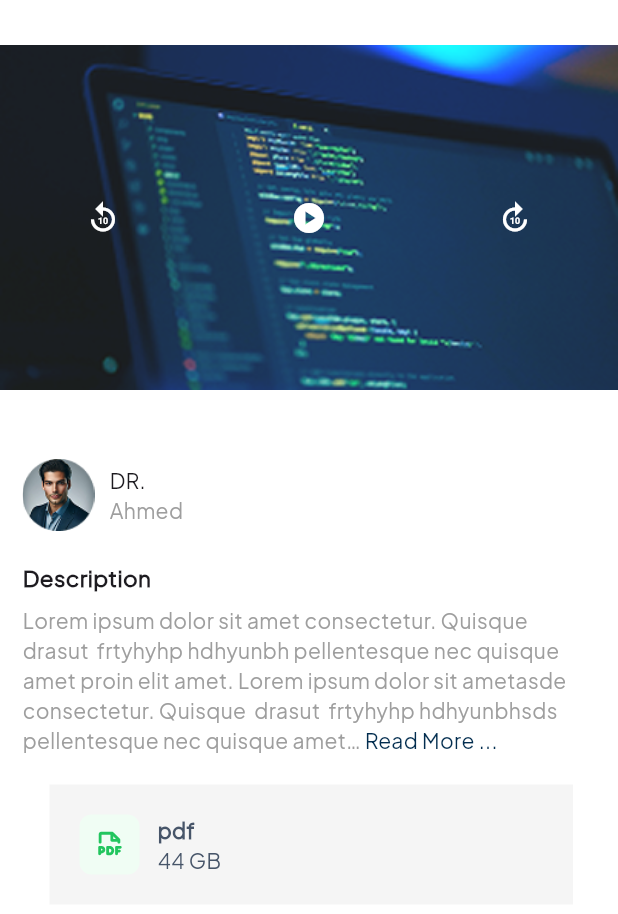
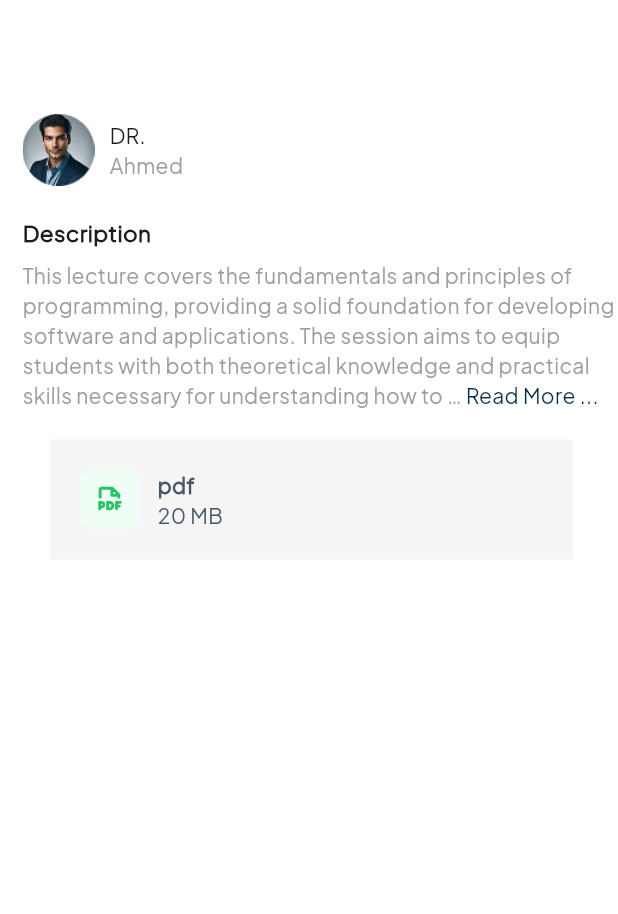
Before and after one commit to AhmedYasserww/grade-project, a Flutter app: the LecContent screen opened directly with empty values, on a phone screen of 412 x 824 dp. Shown: the top 914 px of the screen. Run offline on Flutter 3.47's test engine with Material 3 defaults, Android fonts, the phone set to English and light mode, and no system bars; drawn by our look-alikes of readmore; our stand-ins replace bloc, dartz, dio, flutter_bloc, flutter_svg, get and 2 more; accounts and stored records are empty; project files that could hold a hidden picture were left out.

Commit message:
some editing on ui

```diff
--- a/lib/core/network/download_and_open_file.dart
+++ b/lib/core/network/download_and_open_file.dart
@@ -5,7 +5,7 @@ import 'package:open_file/open_file.dart';
 import 'package:path_provider/path_provider.dart';
 
 Future<void> downloadAndOpenFile(BuildContext context, String relativeUrl) async {
-  final baseUrl = "https://26e5bea2c314.ngrok-free.app/api/storage/";
+  final baseUrl = "https://87aec180fb58.ngrok-free.app/storage/";
   final fullUrl = baseUrl + relativeUrl;
 
   try {
--- a/lib/core/services/api_service.dart
+++ b/lib/core/services/api_service.dart
@@ -4,7 +4,7 @@ const String devToken = 'Bearer 83|kEqhW5VviG2qTWCTh6FlHEeLqDjEuR0zt2nlMmmh7340b
 
 class ApiService {
   final Dio dio;
-  final String _baseUrl = "https://26e5bea2c314.ngrok-free.app/api/";
+  final String _baseUrl = "https://87aec180fb58.ngrok-free.app/api/";
 
   ApiService({required this.dio}) {
     dio.options.headers['Authorization'] = devToken;
--- a/lib/features/students/ui/lec_content_screen.dart
+++ b/lib/features/students/ui/lec_content_screen.dart
@@ -21,37 +21,37 @@ class LecContent extends StatelessWidget {
               height: 30,
             ),
             // Placeholder for video
-            Container(
-                height: 230,
-                alignment: Alignment.center,
-                child: Stack(
-                  children: [
-                    Image.asset(
-                      AppAssets.lec_vid,
-                      fit: BoxFit.cover,
-                      width: double.infinity,
-                    ),
-                    const Center(
-                      child: Row(
-                        mainAxisAlignment: MainAxisAlignment.spaceAround,
-                        children: [
-                          Icon(
-                            Icons.replay_10,
-                            color: Colors.white,
-                          ),
-                          Icon(
-                            Icons.play_circle,
-                            color: Colors.white,
-                          ),
-                          Icon(
-                            Icons.forward_10,
-                            color: Colors.white,
-                          ),
-                        ],
-                      ),
-                    )
-                  ],
-                )),
+            // Container(
+            //     height: 230,
+            //     alignment: Alignment.center,
+            //     child: Stack(
+            //       children: [
+            //         Image.asset(
+            //           AppAssets.lec_vid,
+            //           fit: BoxFit.cover,
+            //           width: double.infinity,
+            //         ),
+            //         const Center(
+            //           child: Row(
+            //             mainAxisAlignment: MainAxisAlignment.spaceAround,
+            //             children: [
+            //               Icon(
+            //                 Icons.replay_10,
+            //                 color: Colors.white,
+            //               ),
+            //               Icon(
+            //                 Icons.play_circle,
+            //                 color: Colors.white,
+            //               ),
+            //               Icon(
+            //                 Icons.forward_10,
+            //                 color: Colors.white,
+            //               ),
+            //             ],
+            //           ),
+            //         )
+            //       ],
+            //     )),
             const SizedBox(height: 5),
             // Title
             Padding(
@@ -101,10 +101,9 @@ class LecContent extends StatelessWidget {
                       trimMode: TrimMode.Line,
                       trimCollapsedText: "Read More ...",
                       trimLines: 5,
-                      "Lorem ipsum dolor sit amet consectetur. Quisque  \ndrasut  frtyhyhp hdhyunbh pellentesque nec quisque \namet proin elit amet. Lorem ipsum dolor sit ametasde consectetur. Quisque  drasut  frtyhyhp hdhyunbhsds \npellentesque nec quisque amet \nproin elit ame rtbavnah nhuth btydgb a.aaaaaaaaaaddddddddd"),
-
+"This lecture covers the fundamentals and principles of programming, providing a solid foundation for developing software and applications. The session aims to equip students with both theoretical knowledge and practical skills necessary for understanding how to design and build software systems using various programming languages. Topics include basic programming concepts such as variables, functions, conditionals, loops, and data manipulation, as well as more advanced topics like object-oriented programming (OOP), error handling, optimization techniques, and algorithms. Students will also engage in practical projects, applying their knowledge to build simple yet functional programs. By the end of the lecture, students will be capable of writing efficient code, developing applications, and applying key programming principles to solve complex problems."
                   // PDF file container
-                  GestureDetector(
+                  ),GestureDetector(
                     onTap: () {
                       downloadAndOpenFile(context, allMaterials.materialLink ?? "");
                     },
@@ -133,7 +132,7 @@ class LecContent extends StatelessWidget {
                                       fontWeight: FontWeight.w700,
                                       fontSize: 14,
                                       color: Color(0xff475569))),
-                              Text('44 GB',
+                              Text('20 MB',
                                   style: TextStyle(
                                       color: Color(0xff475569),
                                       fontSize: 14,
--- a/lib/features/students/ui/old_mater_lec_screen.dart
+++ b/lib/features/students/ui/old_mater_lec_screen.dart
@@ -55,7 +55,9 @@ class OldLectureScreen extends StatelessWidget {
                       ),
                     ),
                     const SizedBox(height: 10),
-                    Text("${material.title}", style: const TextStyle(color: Colors.white, fontSize: 18, fontWeight: FontWeight.w400),),
+                    FittedBox(
+                      fit: BoxFit.scaleDown,
+                        child: Text("${material.title}", style: const TextStyle(color: Colors.white, fontSize: 18, fontWeight: FontWeight.w400),)),
                   ],
                 ),
               ],
--- a/lib/features/students/ui/widgets/custom text _one _and _text _two.dart
+++ b/lib/features/students/ui/widgets/custom text _one _and _text _two.dart
@@ -13,7 +13,7 @@ class CustomTextOneAndTextTwo extends StatelessWidget {
         crossAxisAlignment: CrossAxisAlignment.start,
         children: [
           Text(
-            "Welcome, abdo 👋",
+            "Welcome, ahmed 👋",
             style: TextStyle(
                 fontWeight: FontWeight.w700, fontSize: 16, color: Colors.white),
           ),
```
Also changed, not shown: lib/features/students/ui/demo_lecs_content_screen.dart (+31 -31 lines), lib/features/students/ui/explore_screen.dart (+2 -6 lines), lib/features/students/ui/profile_screen.dart (+5 -5 lines), lib/features/students/ui/widgets/docotors_list.dart (+10 -7 lines), lib/features/students/ui/widgets/old_material_container.dart (+11 -8 lines).
